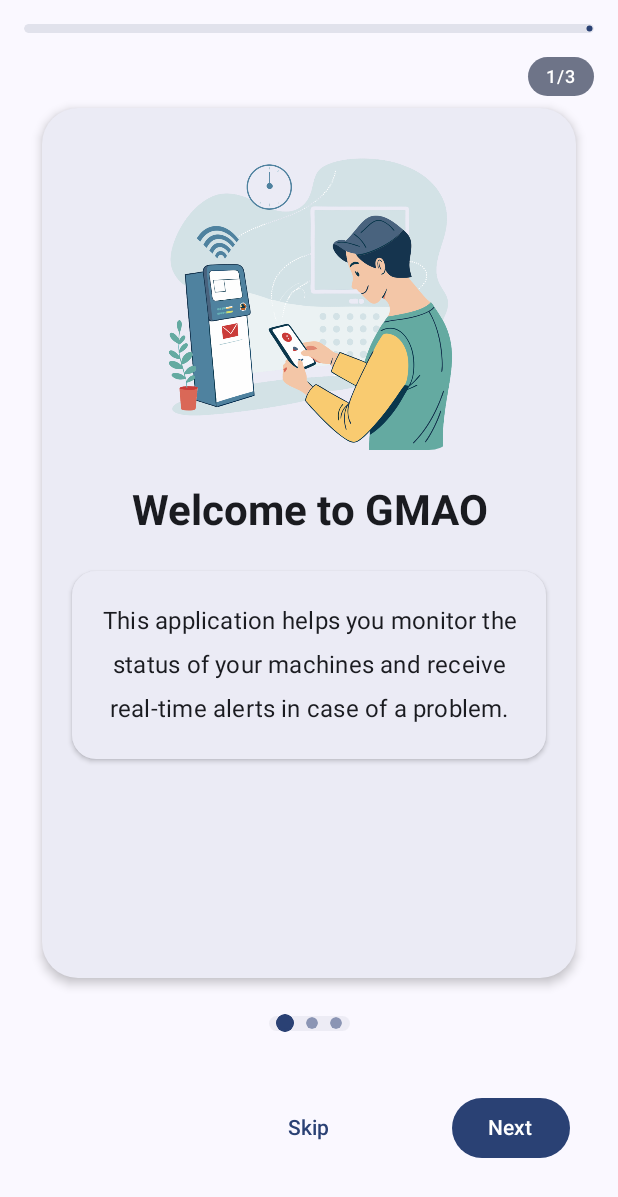
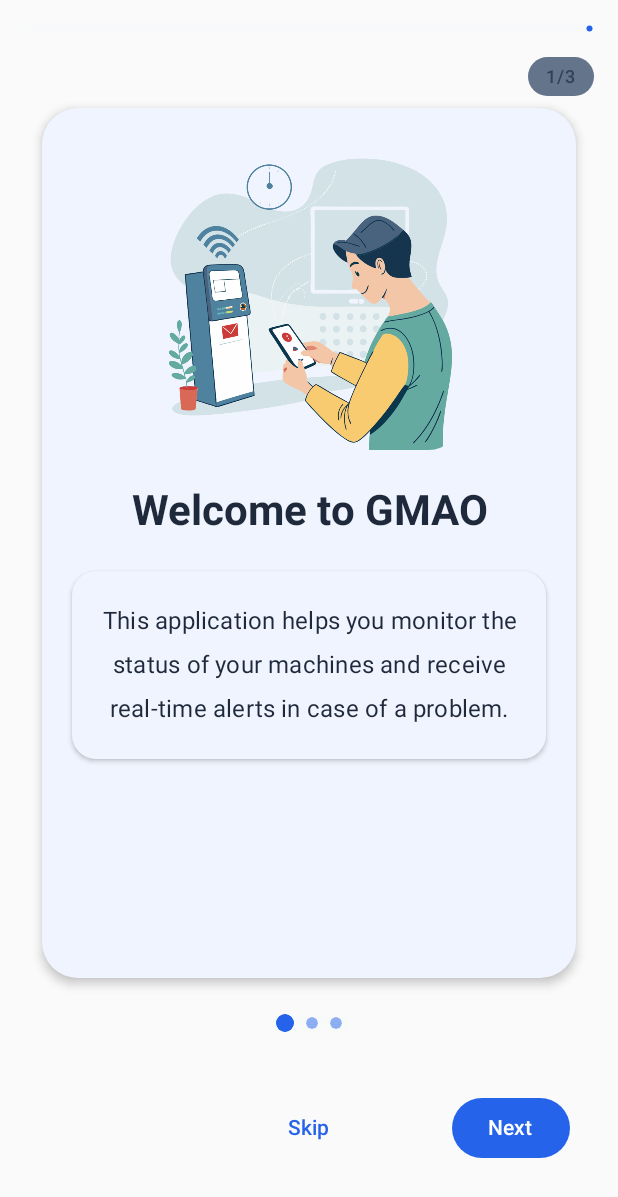
Before and after one commit to zenitsudono/GMAO-machines, an Android app built with Jetpack Compose: the screen it shows after launch (MainActivity), on a phone screen of 412 x 824 dp. Shown: the top 1197 px of the screen. Run offline under Robolectric (Android 15) with nearby library versions, the light colour scheme and no system bars; our stand-ins replace Firebase (no records; nobody signed in at launch, a user with empty details on screens opened directly).

Commit message:
Dark and Light theme are set up successfuly.

```diff
--- a/app/build.gradle.kts
+++ b/app/build.gradle.kts
@@ -66,7 +66,7 @@ dependencies {
     implementation("androidx.compose.material:material-icons-extended:1.7.8")
 
     // DataStore Preferences
-    implementation("androidx.datastore:datastore-preferences:1.1.4")
+    implementation("androidx.datastore:datastore-preferences:1.0.0")
 
     // ViewModel
     implementation("androidx.lifecycle:lifecycle-viewmodel-compose:2.8.7")
--- a/app/src/main/java/com/app/gmao_machines/MainActivity.kt
+++ b/app/src/main/java/com/app/gmao_machines/MainActivity.kt
@@ -9,14 +9,16 @@ import androidx.compose.runtime.*
 import com.app.gmao_machines.navigation.AppNavigation
 import com.app.gmao_machines.ui.theme.*
 import com.app.gmao_machines.ui.screens.EnhancedSplashScreen
+import com.app.gmao_machines.ui.viewModel.ThemeViewModelProvider
 
 class MainActivity : ComponentActivity() {
-
     override fun onCreate(savedInstanceState: Bundle?) {
         super.onCreate(savedInstanceState)
+        setContent {
+            val themeViewModel = ThemeViewModelProvider.getThemeViewModel(applicationContext)
+            val isDarkTheme by themeViewModel.isDarkTheme
 
-        setContent {
-            GMAOMachinesTheme {
+            GMAOMachinesTheme(darkTheme = isDarkTheme) {
                 var showSplash by remember { mutableStateOf(true) }
 
                 AnimatedVisibility(
--- a/app/src/main/java/com/app/gmao_machines/ui/theme/Color.kt
+++ b/app/src/main/java/com/app/gmao_machines/ui/theme/Color.kt
@@ -18,10 +18,22 @@ val Success = Color(0xFF22C55E) // Green
 val Error = Color(0xFFEF4444) // Red
 val Warning = Color(0xFFF59E0B) // Amber
 
-// Background colors
-val Background = Color(0xFFF8FAFC)
-val Surface = Color(0xFFFFFFFF)
-val SurfaceVariant = Color(0xFFF1F5F9)
+// Light theme colors
+val Background = Color(0xFFFAFAFA) // Very light gray, almost white
+val Surface = Color(0xFFFFFFFF) // Pure white
+val SurfaceVariant = Color(0xFFF8F9FA) // Slightly off-white
+
+// Dark theme colors
+val DarkBackground = Color(0xFF1A1C1E)
+val DarkSurface = Color(0xFF202124)
+val DarkSurfaceVariant = Color(0xFF2A2B2F)
+val DarkBorderColor = Color(0xFF3A3B3F)
+
+// Container colors
+val PrimaryContainer = Color(0xFFE6F0FF) // Light blue background
+val SecondaryContainer = Color(0xFFF1F5F9) // Light gray background
+val ErrorContainer = Color(0xFFFFE5E5) // Light red background
+val SuccessContainer = Color(0xFFE6FFE6) // Light green background
 
 // Text colors
 val TextPrimary = Color(0xFF1E293B)
--- a/app/src/main/java/com/app/gmao_machines/ui/theme/Theme.kt
+++ b/app/src/main/java/com/app/gmao_machines/ui/theme/Theme.kt
@@ -47,21 +47,21 @@ private val DarkColorScheme = darkColorScheme(
     onSecondaryContainer = SecondaryLight,
     tertiary = Accent,
     onTertiary = Surface,
-    background = TextPrimary,
-    onBackground = Background,
-    surface = SecondaryDark,
+    background = DarkBackground,
+    onBackground = Surface,
+    surface = DarkSurface,
     onSurface = Surface,
-    surfaceVariant = Secondary,
+    surfaceVariant = DarkSurfaceVariant,
     onSurfaceVariant = SecondaryLight,
-    outline = BorderColor,
+    outline = DarkBorderColor,
     error = Error
 )
 
 @Composable
 fun GMAOMachinesTheme(
-    darkTheme: Boolean = isSystemInDarkTheme(),
+    darkTheme: Boolean,
     // Dynamic color is available on Android 12+
-    dynamicColor: Boolean = true,
+    dynamicColor: Boolean = false,
     content: @Composable () -> Unit
 ) {
     val colorScheme = when {
@@ -72,11 +72,12 @@ fun GMAOMachinesTheme(
         darkTheme -> DarkColorScheme
         else -> LightColorScheme
     }
+
     val view = LocalView.current
     if (!view.isInEditMode) {
         SideEffect {
             val window = (view.context as Activity).window
-            window.statusBarColor = colorScheme.primary.toArgb()
+            window.statusBarColor = if (darkTheme) DarkBackground.toArgb() else Background.toArgb()
             WindowCompat.getInsetsController(window, view).isAppearanceLightStatusBars = !darkTheme
         }
     }
--- /dev/null
+++ b/app/src/main/java/com/app/gmao_machines/ui/viewModel/ThemeViewModel.kt
@@ -0,0 +1,58 @@
+package com.app.gmao_machines.ui.viewModel
+
+import android.content.Context
+import androidx.compose.runtime.State
+import androidx.compose.runtime.mutableStateOf
+import androidx.datastore.preferences.core.booleanPreferencesKey
+import androidx.datastore.preferences.core.edit
+import androidx.datastore.preferences.preferencesDataStore
+import androidx.lifecycle.ViewModel
+import androidx.lifecycle.ViewModelProvider
+import androidx.lifecycle.viewModelScope
+import kotlinx.coroutines.flow.first
+import kotlinx.coroutines.launch
+
+private val Context.dataStore by preferencesDataStore(name = "settings")
+private val IS_DARK_THEME = booleanPreferencesKey("is_dark_theme")
+
+class ThemeViewModel(private val context: Context) : ViewModel() {
+    private val _isDarkTheme = mutableStateOf(false)
+    val isDarkTheme: State<Boolean> = _isDarkTheme
+
+    init {
+        viewModelScope.launch {
+            try {
+                // Load saved theme preference
+                val preferences = context.dataStore.data.first()
+                _isDarkTheme.value = preferences[IS_DARK_THEME] ?: false
+            } catch (e: Exception) {
+                e.printStackTrace()
+            }
+        }
+    }
+
+    fun toggleTheme() {
+        setTheme(!_isDarkTheme.value)
+    }
+
+    fun setTheme(isDark: Boolean) {
+        viewModelScope.launch {
+            try {
+                // Save theme preference
+                context.dataStore.edit { preferences ->
+                    preferences[IS_DARK_THEME] = isDark
+                }
+                _isDarkTheme.value = isDark
+            } catch (e: Exception) {
+                e.printStackTrace()
+            }
+        }
+    }
+
+    class Factory(private val context: Context) : ViewModelProvider.Factory {
+        @Suppress("UNCHECKED_CAST")
+        override fun <T : ViewModel> create(modelClass: Class<T>): T {
+            return ThemeViewModel(context) as T
+        }
+    }
+}
--- /dev/null
+++ b/app/src/main/java/com/app/gmao_machines/ui/viewModel/ThemeViewModelProvider.kt
@@ -0,0 +1,20 @@
+package com.app.gmao_machines.ui.viewModel
+
+import android.annotation.SuppressLint
+import android.content.Context
+import androidx.lifecycle.ViewModelStore
+import androidx.lifecycle.ViewModelStoreOwner
+
+object ThemeViewModelProvider : ViewModelStoreOwner {
+    override val viewModelStore = ViewModelStore()
+    @SuppressLint("StaticFieldLeak")
+    private var instance: ThemeViewModel? = null
+
+    // override fun getViewModelStore(): ViewModelStore = viewModelStore
+
+    fun getThemeViewModel(context: Context): ThemeViewModel {
+        return instance ?: ThemeViewModel(context.applicationContext).also {
+            instance = it
+        }
+    }
+}
```
Also changed, not shown: app/src/main/java/com/app/gmao_machines/ui/screens/ProfileScreen.kt (+68 -43 lines), app/src/main/java/com/app/gmao_machines/ui/viewModel/ProfileViewModel.kt (added, +39 -0 lines).
